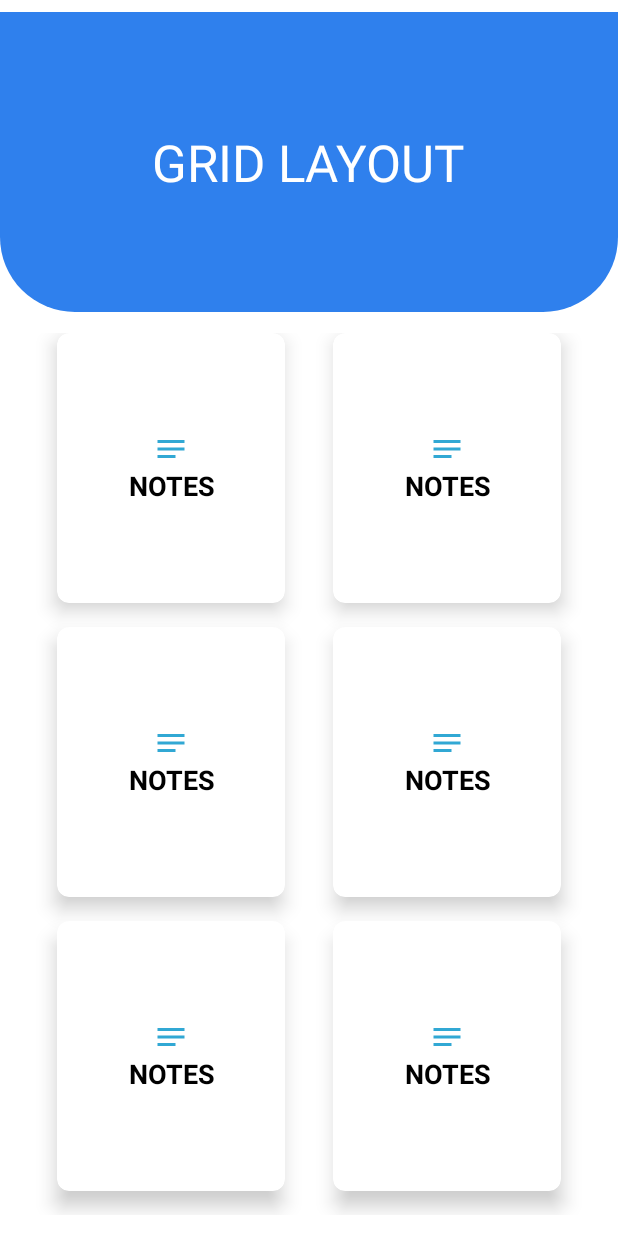
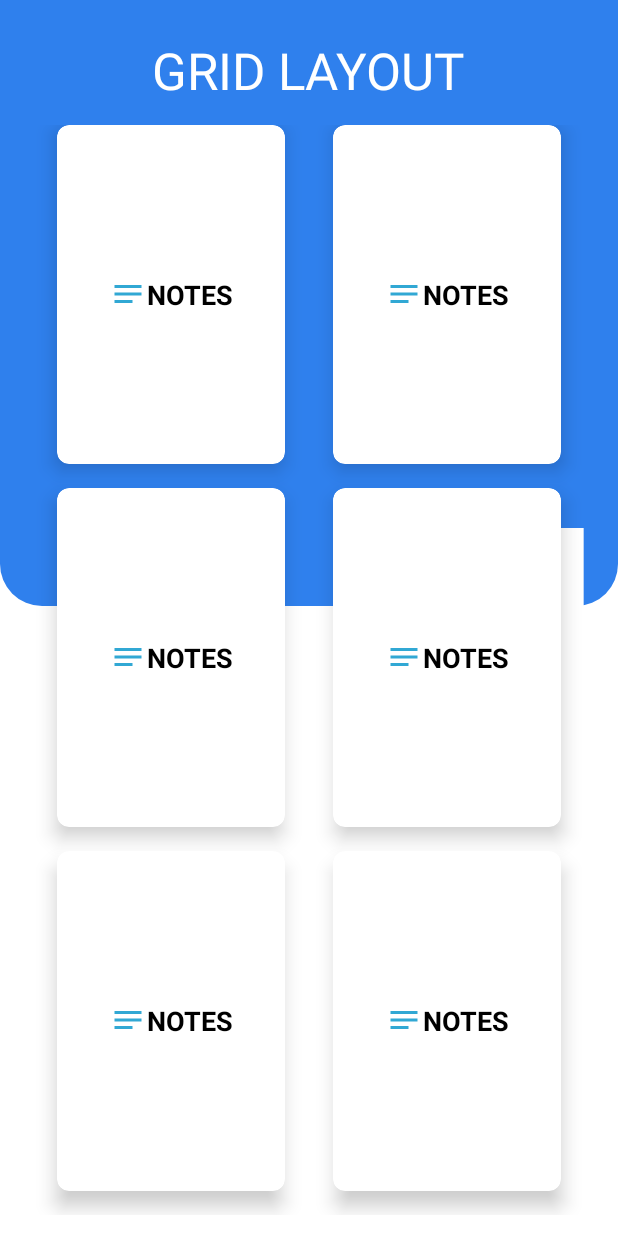
Before and after one commit to GithubPranshul/itk19, an Android app: the layout fragment_home.xml on its own in the app's theme, with its tools: preview values and no code run, on a phone screen of 412 x 824 dp. Run offline under Robolectric (Android 15) with nearby library versions, the phone set to English and light mode, and no system bars.

Commit message:
Not Added Compose Part

```diff
--- /dev/null
+++ b/app/src/main/res/drawable/custom_background_gradient.xml
@@ -0,0 +1,30 @@
+<?xml version="1.0" encoding="utf-8"?>
+<layer-list xmlns:android="http://schemas.android.com/apk/res/android">
+    <item android:bottom="420dp">
+        <shape android:shape="rectangle" >
+            <corners
+                android:topRightRadius="0dp"
+                android:topLeftRadius="0dp"
+                android:bottomLeftRadius="28dp"
+                android:bottomRightRadius="28dp"/>
+
+            <gradient
+                android:startColor="@color/purple_200"
+                android:endColor="@color/purple_200"
+                android:angle="70" />
+        </shape>
+    </item>
+    <item android:top="120dp" >
+        <shape android:shape="ring" >
+            <corners
+                android:bottomLeftRadius="0dp"
+                android:bottomRightRadius="0dp" />
+
+            <gradient
+                android:startColor="#FFFFFF"
+                android:endColor="#FFFFFF"
+                android:angle="270" />
+            <size android:height="100dp" />
+        </shape>
+    </item>
+</layer-list>
--- a/app/src/main/res/layout/fragment_home.xml
+++ b/app/src/main/res/layout/fragment_home.xml
@@ -6,18 +6,20 @@
     android:layout_height="match_parent"
     android:orientation="vertical"
     android:id="@+id/fragmentHome"
+    android:background="@drawable/custom_background_gradient"
     tools:context="com.example.itk19.fragments.HomeFragment">
 
-       <LinearLayout
-           android:layout_marginTop="8dp"
+       <androidx.appcompat.widget.LinearLayoutCompat
+           android:layout_marginTop="16dp"
            android:layout_width="match_parent"
-           android:layout_height="200dp"
+           android:layout_height="wrap_content"
            android:baselineAligned="false"
-           android:background="@drawable/rounded_top_background">
+           >
 
 
            <RelativeLayout
-               android:layout_width="0dp"
+               android:layout_marginTop="8dp"
+               android:layout_width="match_parent"
                 android:layout_height="match_parent"
                android:layout_weight="2">
 
@@ -30,12 +32,12 @@
                    android:textColorHint="@color/white"
                    android:textSize="34sp" />
            </RelativeLayout>
-       </LinearLayout>
+       </androidx.appcompat.widget.LinearLayoutCompat>
 
            <GridLayout
 
                android:layout_width="match_parent"
-               android:layout_height="0dp"
+               android:layout_height="match_parent"
                android:padding="14dp"
                android:layout_weight="8"
                android:id="@+id/mainGrid"
@@ -49,6 +51,7 @@
                <!--Column 2 -->
 
                <androidx.cardview.widget.CardView
+                   android:id="@+id/cardViewOne"
                   android:layout_width="0dp"
                    android:layout_height="0dp"
                    android:layout_columnWeight="1"
@@ -60,7 +63,7 @@
                    app:cardCornerRadius="8dp">
 
                    <LinearLayout
-                       android:orientation="vertical"
+                       android:orientation="horizontal"
                        android:layout_width="wrap_content"
                        android:layout_height="wrap_content"
                        android:layout_margin="16dp"
@@ -94,7 +97,7 @@
                    app:cardCornerRadius="8dp">
 
                    <LinearLayout
-                       android:orientation="vertical"
+                       android:orientation="horizontal"
                        android:layout_width="wrap_content"
                        android:layout_height="wrap_content"
                        android:layout_margin="16dp"
@@ -129,7 +132,7 @@
                    app:cardCornerRadius="8dp">
 
                    <LinearLayout
-                       android:orientation="vertical"
+                       android:orientation="horizontal"
                        android:layout_width="wrap_content"
                        android:layout_height="wrap_content"
                        android:layout_margin="16dp"
@@ -162,7 +165,7 @@
                    app:cardCornerRadius="8dp">
 
                    <LinearLayout
-                       android:orientation="vertical"
+                       android:orientation="horizontal"
                        android:layout_width="wrap_content"
                        android:layout_height="wrap_content"
                        android:layout_margin="16dp"
@@ -197,7 +200,7 @@
                    app:cardCornerRadius="8dp">
 
                    <LinearLayout
-                       android:orientation="vertical"
+                       android:orientation="horizontal"
                        android:layout_width="wrap_content"
                        android:layout_height="wrap_content"
                        android:layout_margin="16dp"
@@ -230,7 +233,7 @@
                    app:cardCornerRadius="8dp">
 
                    <LinearLayout
-                       android:orientation="vertical"
+                       android:orientation="horizontal"
                        android:layout_width="wrap_content"
                        android:layout_height="wrap_content"
                        android:layout_margin="16dp"
```
